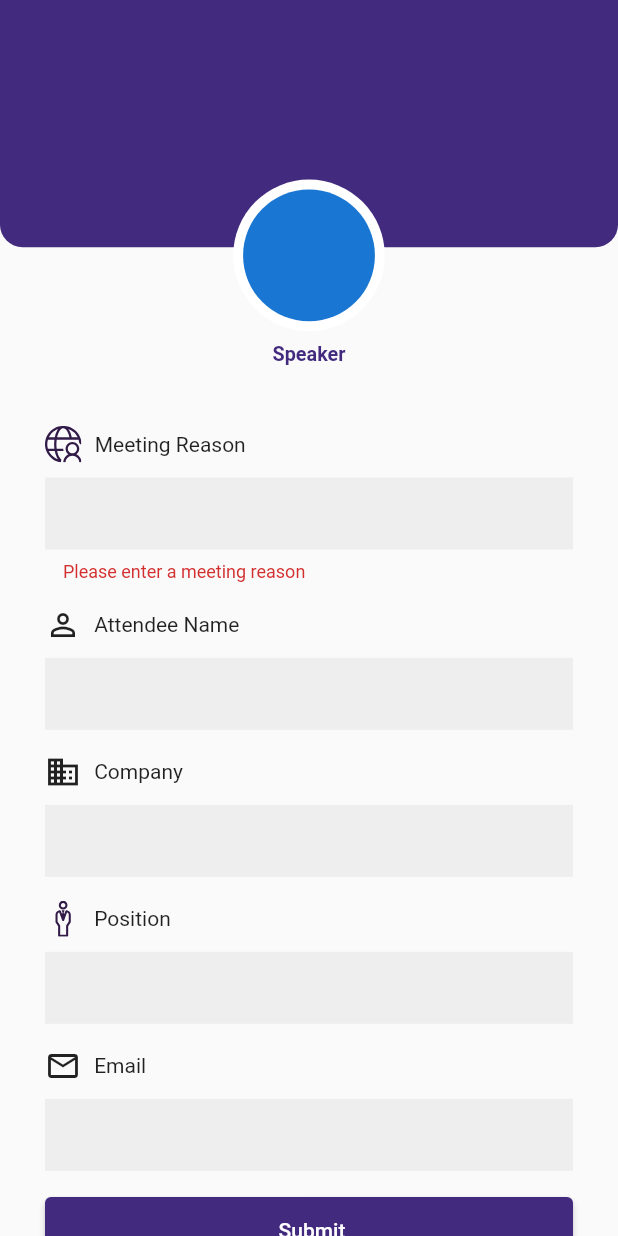
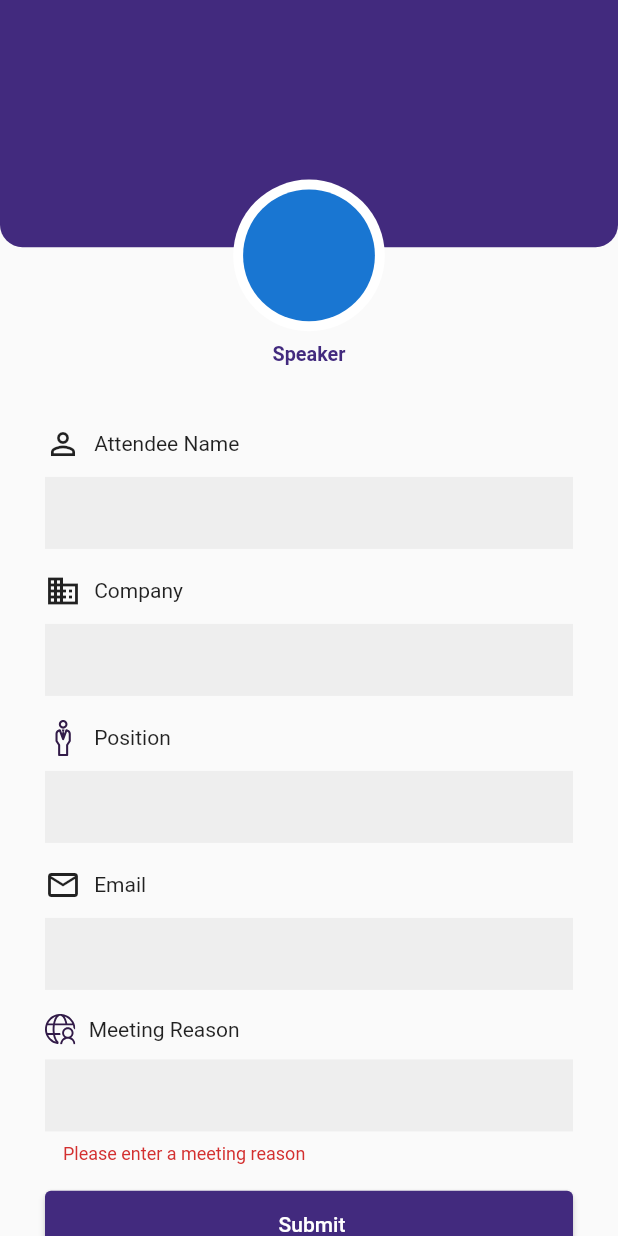
Before and after one commit to NoorAnsari04/Networking_Frontend, a Flutter app: the MeetingRequestScreen screen opened directly with empty values, after a tap on "Submit", on a phone screen of 412 x 824 dp. Run offline on Flutter 3.47's test engine with Material 3 defaults, Android fonts, the phone set to English and light mode, and no system bars; our stand-ins replace cached_network_image, carousel_slider, cloud_firestore, dio, firebase_auth, firebase_core and 14 more; accounts and stored records are empty; Roboto replaces fonts that are missing (RalewayMedium).

Commit message:
initials added to avatar if no image is there

```diff
--- a/awesomeapp/lib/modules/events/speakers/components/meeting_request_form.dart
+++ b/awesomeapp/lib/modules/events/speakers/components/meeting_request_form.dart
@@ -50,9 +50,16 @@ class MeetingRequestForm extends StatelessWidget {
       children: [
         SizedBox(height: MediaQuery.of(context).size.height / 4 - 85.h),
         UserProfileAvatar(
+          name: speaker.name,
+          lastName: speaker.lastName,
           imageUrl: speaker.imageUrl,
           outerRadius: 46.w,
           innerRadius: 40.w,
+          textStyle: TextStyle(
+            fontSize: 16.sp,
+            fontWeight: FontWeight.bold,
+            color: Colors.white,
+          ),
         ),
         Padding(
           padding: EdgeInsets.symmetric(horizontal: 30.0),
@@ -79,22 +86,6 @@ class MeetingRequestForm extends StatelessWidget {
                   ),
                 ),
                 SizedBox(height: 10.h),
-                CustomFormField(
-                  label: 'Meeting Reason',
-                  icon: SvgPicture.asset(
-                    IconConstants.titleIcon,
-                    height: 24.h,
-                  ),
-                  controller: meetingTitleController,
-                  readOnly: isViewOnly,
-                  validator: (value) {
-                    if (value == null || value.isEmpty) {
-                      return 'Please enter a meeting reason';
-                    }
-                    return null;
-                  },
-                ),
-                SizedBox(height: 16.h),
                 CustomFormField(
                   label: 'Attendee Name',
                   icon: Icon(Icons.person_outline),
@@ -146,6 +137,22 @@ class MeetingRequestForm extends StatelessWidget {
                   readOnly: isViewOnly,
                 ),
                 16.height,
+                CustomFormField(
+                  label: 'Meeting Reason',
+                  icon: SvgPicture.asset(
+                    IconConstants.titleIcon,
+                    height: 20.h,
+                  ),
+                  controller: meetingTitleController,
+                  readOnly: isViewOnly,
+                  validator: (value) {
+                    if (value == null || value.isEmpty) {
+                      return 'Please enter a meeting reason';
+                    }
+                    return null;
+                  },
+                ),
+                16.height,
                 if (!isViewOnly)
                   CustomElevatedButton(
                     text: 'Submit',
```
